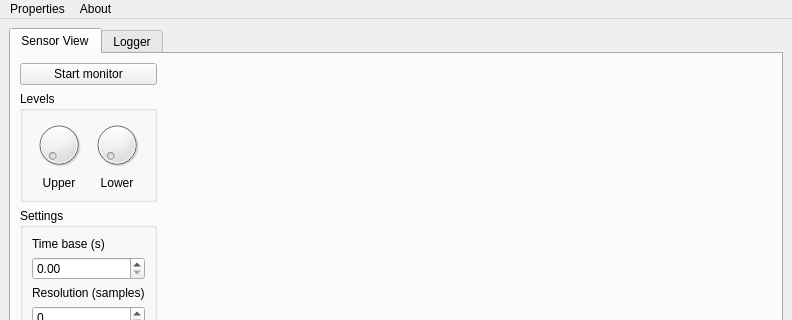
smclt30p/inostiot, file desktop/src/mainwindow.ui: the form before one commit; both pictures show x 0 to 792 and y 0 to 320 of the 792 by 461 pixel window.
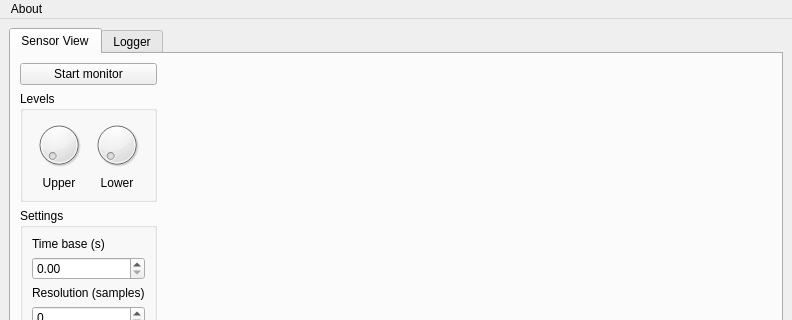
The form after the commit.

Patch:
```diff
--- a/desktop/src/mainwindow.ui
+++ b/desktop/src/mainwindow.ui
@@ -242,19 +242,12 @@
      <height>21</height>
     </rect>
    </property>
-   <widget class="QMenu" name="menuProperties">
-    <property name="title">
-     <string>Properties</string>
-    </property>
-    <addaction name="actionSettings"/>
-   </widget>
    <widget class="QMenu" name="menuAbout">
     <property name="title">
      <string>About</string>
     </property>
     <addaction name="actionAbout_InostIOT"/>
    </widget>
-   <addaction name="menuProperties"/>
    <addaction name="menuAbout"/>
   </widget>
   <widget class="QStatusBar" name="statusbar"/>
```
